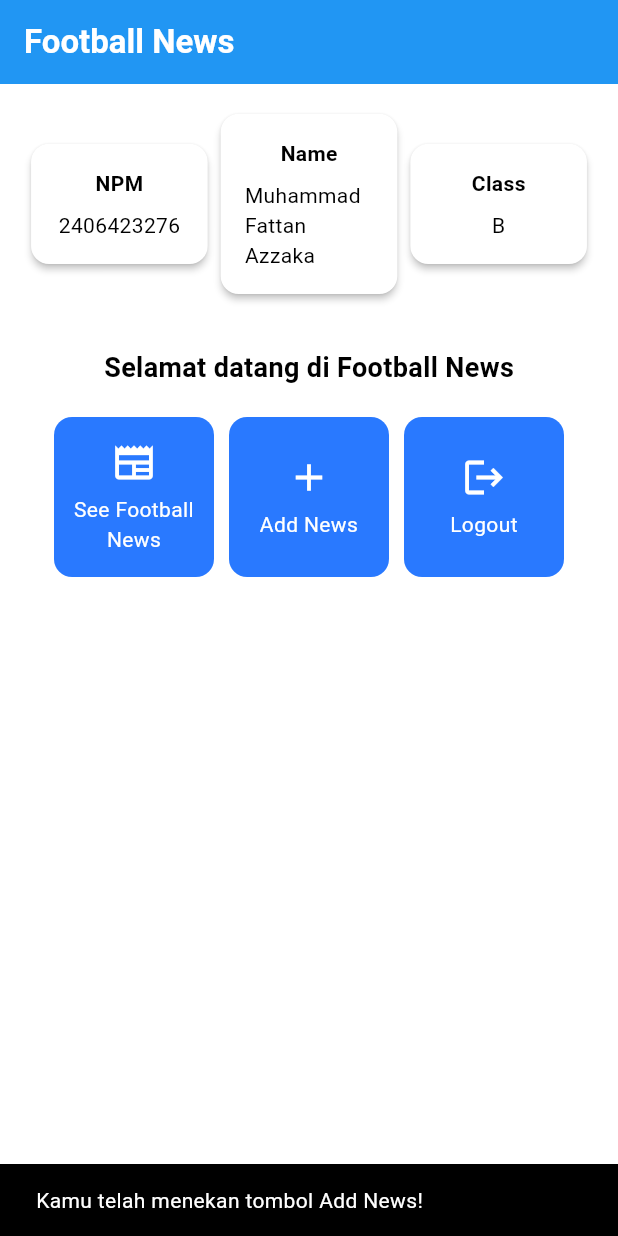
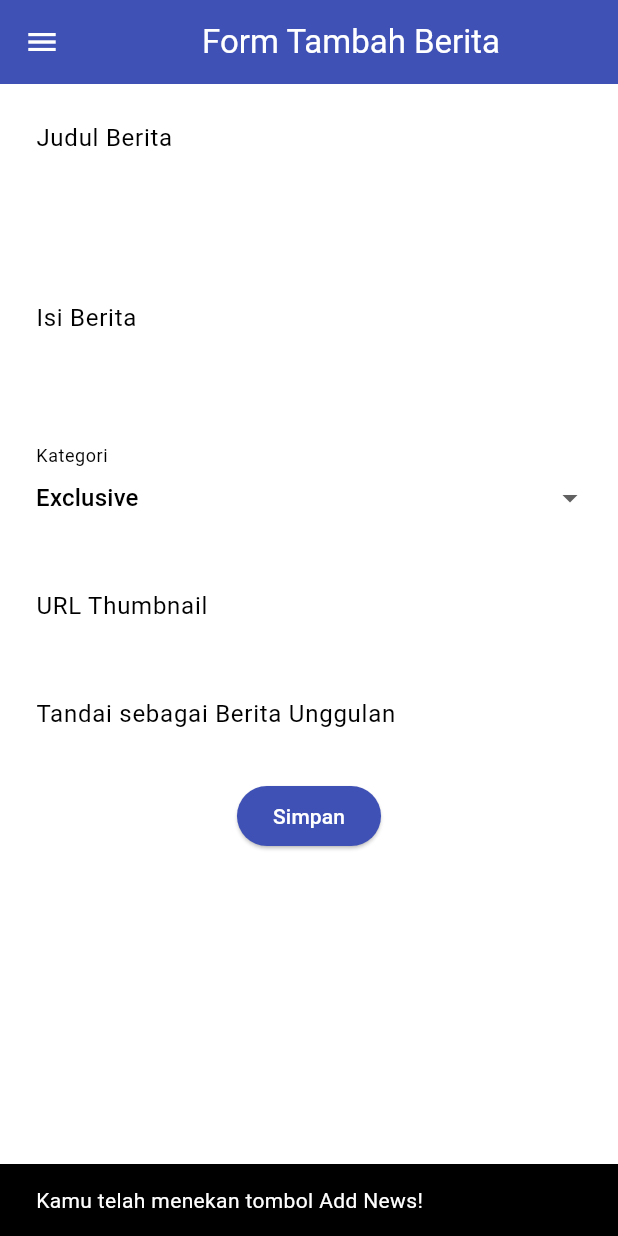
Before and after one commit to fattanazzaka/football-news-mobile, a Flutter app: the screen it shows after launch, after a tap on "Add News", on a phone screen of 412 x 824 dp. Run offline on Flutter 3.47's test engine with Material 3 defaults, Android fonts, the phone set to English and light mode, and no system bars.

Commit message:
Tutorial 7

```diff
--- a/lib/main.dart
+++ b/lib/main.dart
@@ -1,5 +1,5 @@
 import 'package:flutter/material.dart';
-import 'package:football_news/menu.dart';
+import 'package:football_news/screens/menu.dart';
 
 void main() {
   runApp(const MyApp());
--- a/lib/menu.dart
+++ b/lib/screens/menu.dart
@@ -1,4 +1,7 @@
 import 'package:flutter/material.dart';
+import 'package:football_news/widgets/left_drawer.dart';
+import 'package:football_news/screens/newslist_form.dart';
+import 'package:football_news/widgets/news_card.dart';
 
 class MyHomePage extends StatelessWidget {
     MyHomePage({super.key});
@@ -30,6 +33,7 @@ class MyHomePage extends StatelessWidget {
         // Warna latar belakang AppBar diambil dari skema warna tema aplikasi.
         backgroundColor: Theme.of(context).colorScheme.primary,
       ),
+      drawer: LeftDrawer(),
       // Body halaman dengan padding di sekelilingnya.
       body: Padding(
         padding: const EdgeInsets.all(16.0),
@@ -125,64 +129,3 @@ class InfoCard extends StatelessWidget {
     );
   }
 }
-
-class ItemHomepage {
- final String name;
- final IconData icon;
-
- ItemHomepage(this.name, this.icon);
-}
-
-class ItemCard extends StatelessWidget {
-  // Menampilkan kartu dengan ikon dan nama.
-
-  final ItemHomepage item;
-
-  const ItemCard(this.item, {super.key});
-
-  @override
-  Widget build(BuildContext context) {
-    return Material(
-      // Menentukan warna latar belakang dari tema aplikasi.
-      color: Theme.of(context).colorScheme.secondary,
-      // Membuat sudut kartu melengkung.
-      borderRadius: BorderRadius.circular(12),
-
-      child: InkWell(
-        // Aksi ketika kartu ditekan.
-        onTap: () {
-          // Menampilkan pesan SnackBar saat kartu ditekan.
-          ScaffoldMessenger.of(context)
-            ..hideCurrentSnackBar()
-            ..showSnackBar(
-              SnackBar(content: Text("Kamu telah menekan tombol ${item.name}!"))
-            );
-        },
-        // Container untuk menyimpan Icon dan Text
-        child: Container(
-          padding: const EdgeInsets.all(8),
-          child: Center(
-            child: Column(
-              // Menyusun ikon dan teks di tengah kartu.
-              mainAxisAlignment: MainAxisAlignment.center,
-              children: [
-                Icon(
-                  item.icon,
-                  color: Colors.white,
-                  size: 30.0,
-                ),
-                const Padding(padding: EdgeInsets.all(3)),
-                Text(
-                  item.name,
-                  textAlign: TextAlign.center,
-                  style: const TextStyle(color: Colors.white),
-                ),
-              ],
-            ),
-          ),
-        ),
-      ),
-    );
-  }
-
-}
--- /dev/null
+++ b/lib/screens/newslist_form.dart
@@ -0,0 +1,212 @@
+import 'package:flutter/material.dart';
+import 'package:football_news/widgets/left_drawer.dart';
+
+class NewsFormPage extends StatefulWidget {
+    const NewsFormPage({super.key});
+
+    @override
+    State<NewsFormPage> createState() => _NewsFormPageState();
+}
+
+class _NewsFormPageState extends State<NewsFormPage> {
+    final _formKey = GlobalKey<FormState>();
+    String _title = "";
+    String _content = "";
+    String _category = "exclusive"; // default
+    String _thumbnail = "";
+    bool _isFeatured = false; // default
+
+    final List<String> _categories = [
+      'transfer',
+      'update',
+      'exclusive',
+      'match',
+      'rumor',
+      'analysis',
+    ];
+    @override
+    Widget build(BuildContext context) {
+        return Scaffold(
+          appBar: AppBar(
+            title: const Center(
+              child: Text(
+                'Form Tambah Berita',
+              ),
+            ),
+            backgroundColor: Colors.indigo,
+            foregroundColor: Colors.white,
+          ),
+          drawer: LeftDrawer(),
+          body: Form(
+            key: _formKey,
+            child: SingleChildScrollView(
+              child: Column(
+                crossAxisAlignment: CrossAxisAlignment.start,
+                children:[
+                  // === Title ===
+                  Padding(
+                    padding: const EdgeInsets.all(8.0),
+                    child: TextFormField(
+                      decoration: InputDecoration(
+                        hintText: "Judul Berita",
+                        labelText: "Judul Berita",
+                        border: OutlineInputBorder(
+                          borderRadius: BorderRadius.circular(5.0),
+                        ),
+                      ),
+                      onChanged: (String? value) {
+                        setState(() {
+                          _title = value!;
+                        });
+                      },
+                      validator: (String? value) {
+                        if (value == null || value.isEmpty) {
+                          return "Judul tidak boleh kosong!";
+                        }
+                        return null;
+                      },
+                    ),
+                  ),
+                  // === Content ===
+                  Padding(
+                    padding: const EdgeInsets.all(8.0),
+                    child: TextFormField(
+                      maxLines: 5,
+                      decoration: InputDecoration(
+                        hintText: "Isi Berita",
+                        labelText: "Isi Berita",
+                        border: OutlineInputBorder(
+                          borderRadius: BorderRadius.circular(5.0),
+                        ),
+                      ),
+                      onChanged: (String? value) {
+                        setState(() {
+                          _content = value!;
+                        });
+                      },
+                      validator: (String? value) {
+                        if (value == null || value.isEmpty) {
+                          return "Isi berita tidak boleh kosong!";
+                        }
+                        return null;
+                      },
+                    ),
+                  ),
+
+                  // === Category ===
+                  Padding(
+                    padding: const EdgeInsets.all(8.0),
+                    child: DropdownButtonFormField<String>(
+                      decoration: InputDecoration(
+                        labelText: "Kategori",
+                        border: OutlineInputBorder(
+                          borderRadius: BorderRadius.circular(5.0),
+                        ),
+                      ),
+                      value: _category,
+                      items: _categories
+                          .map((cat) => DropdownMenuItem(
+                                value: cat,
+                                child: Text(
+                                    cat[0].toUpperCase() + cat.substring(1)),
+                              ))
+                          .toList(),
+                      onChanged: (String? newValue) {
+                        setState(() {
+                          _category = newValue!;
+                        });
+                      },
+                    ),
+                  ),
+
+                  // === Thumbnail URL ===
+                  Padding(
+                    padding: const EdgeInsets.all(8.0),
+                    child: TextFormField(
+                      decoration: InputDecoration(
+                        hintText: "URL Thumbnail (opsional)",
+                        labelText: "URL Thumbnail",
+                        border: OutlineInputBorder(
+                          borderRadius: BorderRadius.circular(5.0),
+                        ),
+                      ),
+                      onChanged: (String? value) {
+                        setState(() {
+                          _thumbnail = value!;
+                        });
+                      },
+                    ),
+                  ),
+
+                  // === Is Featured ===
+                  Padding(
+                    padding: const EdgeInsets.all(8.0),
+                    child: SwitchListTile(
+                      title: const Text("Tandai sebagai Berita Unggulan"),
+                      value: _isFeatured,
+                      onChanged: (bool value) {
+                        setState(() {
+                          _isFeatured = value;
+                        });
+                      },
+                    ),
+                  ),
+                  // === Tombol Simpan ===
+                  Align(
+                    alignment: Alignment.bottomCenter,
+                    child: Padding(
+                      padding: const EdgeInsets.all(8.0),
+                      child: ElevatedButton(
+                        style: ButtonStyle(
+                          backgroundColor:
+                              MaterialStateProperty.all(Colors.indigo),
+                        ),
+                        onPressed: () {
+                          if (_formKey.currentState!.validate()) {
+                            showDialog(
+                              context: context,
+                              builder: (context) {
+                                return AlertDialog(
+                                  title: const Text('Berita berhasil disimpan!'),
+                                  content: SingleChildScrollView(
+                                    child: Column(
+                                      crossAxisAlignment:
+                                          CrossAxisAlignment.start,
+                                      children: [
+                                        Text('Judul: $_title'),
+                                        Text('Isi: $_content'),
+                                        Text('Kategori: $_category'),
+                                        Text('Thumbnail: $_thumbnail'),
+                                        Text(
+                                            'Unggulan: ${_isFeatured ? "Ya" : "Tidak"}'),
+                                      ],
+                                    ),
+                                  ),
+                                  actions: [
+                                    TextButton(
+                                      child: const Text('OK'),
+                                      onPressed: () {
+                                        Navigator.pop(context);
+                                        _formKey.currentState!.reset();
+                                      },
+                                    ),
+                                  ],
+                                );
+                              },
+                            );
+                          }
+                        },
+                        child: const Text(
+                          "Simpan",
+                          style: TextStyle(color: Colors.white),
+                        ),
+                      ),
+                    ),
+                  ),
+                ],
+              ),
+            ),
+          ),
+        );
+    }
+}
--- /dev/null
+++ b/lib/widgets/left_drawer.dart
@@ -0,0 +1,69 @@
+import 'package:flutter/material.dart';
+import 'package:football_news/screens/menu.dart';
+import 'package:football_news/screens/newslist_form.dart';
+
+class LeftDrawer extends StatelessWidget {
+  const LeftDrawer({super.key});
+
+  @override
+  Widget build(BuildContext context) {
+    return Drawer(
+      child: ListView(
+        children: [
+          const DrawerHeader(
+            decoration: BoxDecoration(
+              color: Colors.blue,
+            ),
+            child: Column(
+              children: [
+                Text(
+                  'Football News',
+                  textAlign: TextAlign.center,
+                  style: TextStyle(
+                    fontSize: 30,
+                    fontWeight: FontWeight.bold,
+                    color: Colors.white,
+                  ),
+                ),
+                Padding(padding: EdgeInsets.all(10)),
+                Text("Seluruh berita sepak bola terkini di sini!",
+                    textAlign: TextAlign.center,
+                    style: TextStyle(
+                      fontSize: 15,
+                      color: Colors.white,
+                      fontWeight: FontWeight.normal,
+                    ),
+                    ),
+              ],
+            ),
+          ),
+          ListTile(
+            leading: const Icon(Icons.home_outlined),
+            title: const Text('Home'),
+            // Bagian redirection ke MyHomePage
+            onTap: () {
+              Navigator.pushReplacement(
+                  context,
+                  MaterialPageRoute(
+                    builder: (context) => MyHomePage(),
+                  ));
+            },
+          ),
+          ListTile(
+            leading: const Icon(Icons.post_add),
+            title: const Text('Add News'),
+            // Bagian redirection ke NewsFormPage
+            onTap: () {
+              Navigator.pushReplacement(
+                  context,
+                  MaterialPageRoute(
+                    builder: (context) => const NewsFormPage(),
+                  ));
+            },
+          ),
+          // TODO: Buat ListTile baru untuk ke halaman melihat news
+        ],
+      ),
+    );
+  }
+}
--- /dev/null
+++ b/lib/widgets/news_card.dart
@@ -0,0 +1,72 @@
+import 'package:flutter/material.dart';
+import 'package:football_news/screens/newslist_form.dart';
+
+
+class ItemHomepage {
+ final String name;
+ final IconData icon;
+
+ ItemHomepage(this.name, this.icon);
+}
+
+class ItemCard extends StatelessWidget {
+  // Menampilkan kartu dengan ikon dan nama.
+
+  final ItemHomepage item;
+
+  const ItemCard(this.item, {super.key});
+
+  @override
+  Widget build(BuildContext context) {
+    return Material(
+      // Menentukan warna latar belakang dari tema aplikasi.
+      color: Theme.of(context).colorScheme.secondary,
+      // Membuat sudut kartu melengkung.
+      borderRadius: BorderRadius.circular(12),
+
+      child: InkWell(
+        // Aksi ketika kartu ditekan.
+        onTap: () {
+          // Menampilkan pesan SnackBar saat kartu ditekan.
+          ScaffoldMessenger.of(context)
+            ..hideCurrentSnackBar()
+            ..showSnackBar(
+              SnackBar(content: Text("Kamu telah menekan tombol ${item.name}!"))
+            );
+          if (item.name == "Add News") {
+            Navigator.push(
+              context,
+              MaterialPageRoute(
+                builder: (context) => NewsFormPage(),
+              ),
+            );
+          }
+        },
+        // Container untuk menyimpan Icon dan Text
+        child: Container(
+          padding: const EdgeInsets.all(8),
+          child: Center(
+            child: Column(
+              // Menyusun ikon dan teks di tengah kartu.
+              mainAxisAlignment: MainAxisAlignment.center,
+              children: [
+                Icon(
+                  item.icon,
+                  color: Colors.white,
+                  size: 30.0,
+                ),
+                const Padding(padding: EdgeInsets.all(3)),
+                Text(
+                  item.name,
+                  textAlign: TextAlign.center,
+                  style: const TextStyle(color: Colors.white),
+                ),
+              ],
+            ),
+          ),
+        ),
+      ),
+    );
+  }
+
+}
```
